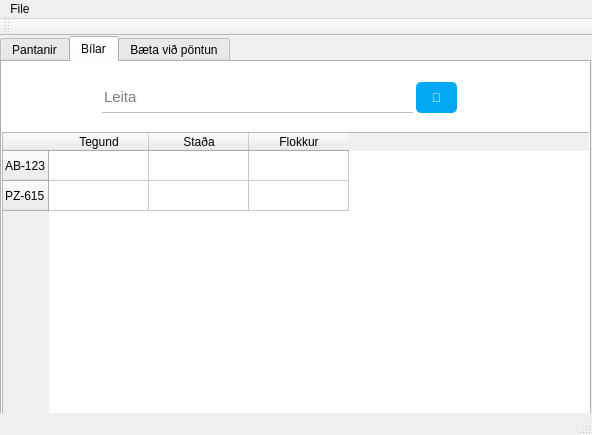
First picture: the form in desktop/mainwindow.ui, repository gudmunduro/lokaverkefni, before the edit.
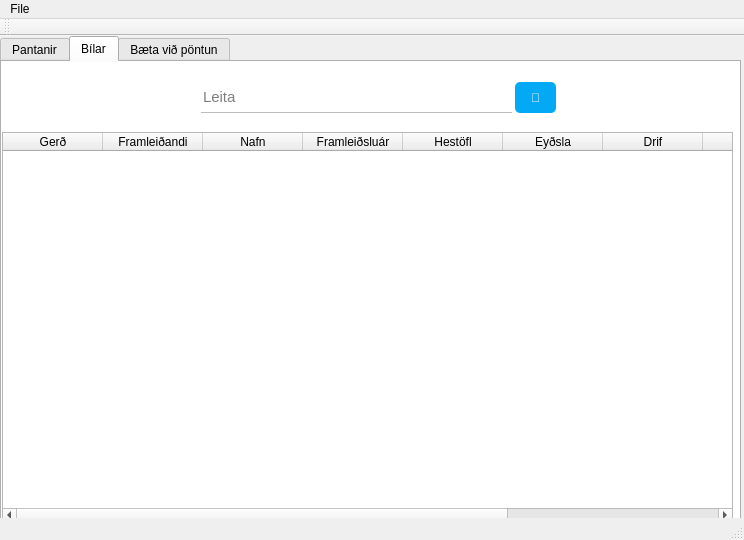
Second picture: the form after the edit. The open tabs and pages were chosen to show the change.

```diff
--- a/desktop/mainwindow.ui
+++ b/desktop/mainwindow.ui
@@ -6,8 +6,8 @@
    <rect>
     <x>0</x>
     <y>0</y>
-    <width>592</width>
-    <height>435</height>
+    <width>744</width>
+    <height>540</height>
    </rect>
   </property>
   <property name="windowTitle">
@@ -19,8 +19,8 @@
      <rect>
       <x>0</x>
       <y>0</y>
-      <width>591</width>
-      <height>401</height>
+      <width>741</width>
+      <height>501</height>
      </rect>
     </property>
     <property name="sizePolicy">
@@ -204,8 +204,8 @@
        <rect>
         <x>0</x>
         <y>70</y>
-        <width>591</width>
-        <height>301</height>
+        <width>731</width>
+        <height>391</height>
        </rect>
       </property>
       <property name="styleSheet">
@@ -214,24 +214,39 @@
       <attribute name="verticalHeaderDefaultSectionSize">
        <number>30</number>
       </attribute>
-      <row>
+      <column>
        <property name="text">
-        <string>AB-123</string>
+        <string>Gerð</string>
        </property>
-      </row>
-      <row>
+      </column>
+      <column>
        <property name="text">
-        <string>PZ-615</string>
+        <string>Framleiðandi</string>
        </property>
-      </row>
+      </column>
       <column>
        <property name="text">
-        <string>Tegund</string>
+        <string>Nafn</string>
        </property>
       </column>
       <column>
        <property name="text">
-        <string>Staða</string>
+        <string>Framleiðsluár</string>
+       </property>
+      </column>
+      <column>
+       <property name="text">
+        <string>Hestöfl</string>
+       </property>
+      </column>
+      <column>
+       <property name="text">
+        <string>Eyðsla</string>
+       </property>
+      </column>
+      <column>
+       <property name="text">
+        <string>Drif</string>
        </property>
       </column>
       <column>
@@ -239,11 +254,21 @@
         <string>Flokkur</string>
        </property>
       </column>
+      <column>
+       <property name="text">
+        <string>Flokksnafn</string>
+       </property>
+      </column>
+      <column>
+       <property name="text">
+        <string>Eldsneyti</string>
+       </property>
+      </column>
      </widget>
      <widget class="QLineEdit" name="lineEdit">
       <property name="geometry">
        <rect>
-        <x>100</x>
+        <x>199</x>
         <y>20</y>
         <width>311</width>
         <height>31</height>
@@ -271,7 +296,7 @@
      <widget class="QPushButton" name="pushButton_2">
       <property name="geometry">
        <rect>
-        <x>414</x>
+        <x>513</x>
         <y>20</y>
         <width>41</width>
         <height>31</height>
@@ -495,7 +520,7 @@
     <rect>
      <x>0</x>
      <y>0</y>
-     <width>592</width>
+     <width>744</width>
      <height>21</height>
     </rect>
    </property>
```
Left out of the diff: 56 changed lines with no effect on the pictures.
